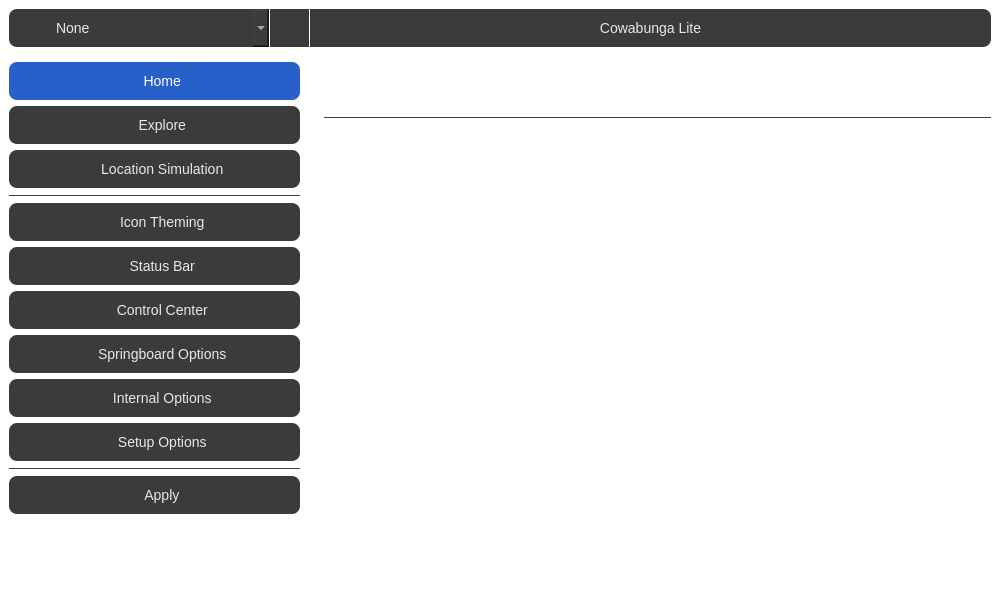
leminlimez/CowabungaLitePy, file mainwindow.ui: the form before one commit.
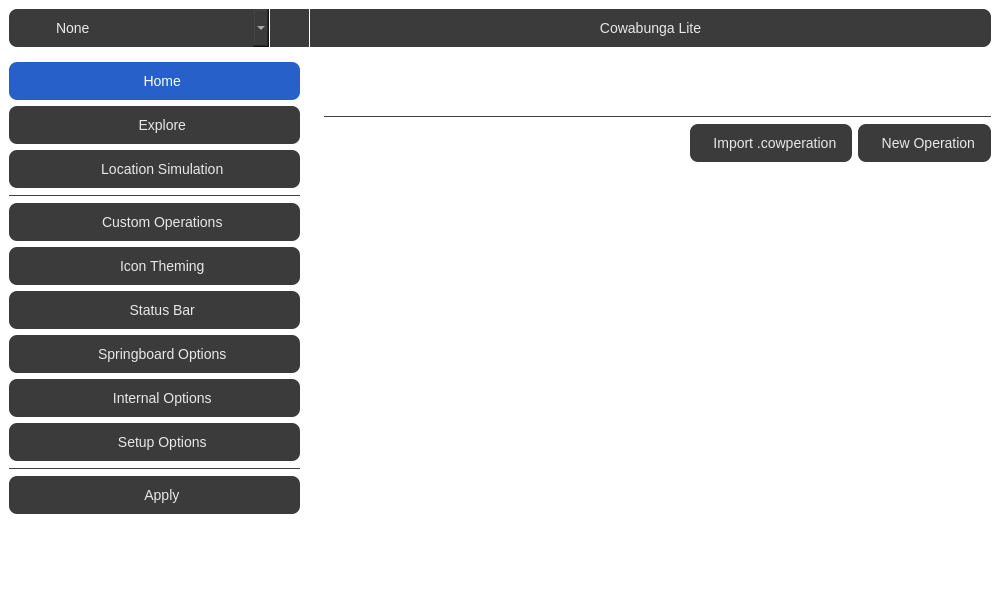
The form after the commit. The open tabs and pages were chosen to show the change. Icons and pictures are not drawn.

Commit message: start custom operations ui

The edit to the form file:
```diff
--- a/mainwindow.ui
+++ b/mainwindow.ui
@@ -505,6 +505,35 @@
             </property>
            </widget>
           </item>
+          <item>
+           <widget class="QToolButton" name="customOperationsPageBtn">
+            <property name="sizePolicy">
+             <sizepolicy hsizetype="Expanding" vsizetype="Fixed">
+              <horstretch>0</horstretch>
+              <verstretch>0</verstretch>
+             </sizepolicy>
+            </property>
+            <property name="text">
+             <string>    Custom Operations</string>
+            </property>
+            <property name="icon">
+             <iconset resource="resources.qrc">
+              <normaloff>:/icon/pencil.svg</normaloff>:/icon/pencil.svg</iconset>
+            </property>
+            <property name="checkable">
+             <bool>true</bool>
+            </property>
+            <property name="autoExclusive">
+             <bool>true</bool>
+            </property>
+            <property name="toolButtonStyle">
+             <enum>Qt::ToolButtonTextBesideIcon</enum>
+            </property>
+            <property name="cls" stdset="0">
+             <string>sidebarBtn</string>
+            </property>
+           </widget>
+          </item>
           <item>
            <widget class="QToolButton" name="themesPageBtn">
             <property name="sizePolicy">
@@ -566,35 +595,6 @@
             </property>
            </widget>
           </item>
-          <item>
-           <widget class="QToolButton" name="controlCenterPageBtn">
-            <property name="sizePolicy">
-             <sizepolicy hsizetype="Expanding" vsizetype="Fixed">
-              <horstretch>0</horstretch>
-              <verstretch>0</verstretch>
-             </sizepolicy>
-            </property>
-            <property name="text">
-             <string>    Control Center</string>
-            </property>
-            <property name="icon">
-             <iconset resource="resources.qrc">
-              <normaloff>:/icon/toggles.svg</normaloff>:/icon/toggles.svg</iconset>
-            </property>
-            <property name="checkable">
-             <bool>true</bool>
-            </property>
-            <property name="autoExclusive">
-             <bool>true</bool>
-            </property>
-            <property name="toolButtonStyle">
-             <enum>Qt::ToolButtonTextBesideIcon</enum>
-            </property>
-            <property name="cls" stdset="0">
-             <string>sidebarBtn</string>
-            </property>
-           </widget>
-          </item>
           <item>
            <widget class="QToolButton" name="springboardOptionsPageBtn">
             <property name="sizePolicy">
@@ -3326,7 +3326,7 @@
               </item>
              </layout>
             </widget>
-            <widget class="QWidget" name="controlCenterPage">
+            <widget class="QWidget" name="customOperationsPage">
              <layout class="QVBoxLayout" name="verticalLayout_20">
               <property name="leftMargin">
                <number>0</number>
@@ -3374,7 +3374,13 @@
                    </property>
                    <property name="icon">
                     <iconset resource="resources.qrc">
-                     <normaloff>:/icon/toggles.svg</normaloff>:/icon/toggles.svg</iconset>
+                     <normaloff>:/icon/pencil.svg</normaloff>:/icon/pencil.svg</iconset>
+                   </property>
+                   <property name="iconSize">
+                    <size>
+                     <width>25</width>
+                     <height>25</height>
+                    </size>
                    </property>
                   </widget>
                  </item>
@@ -3397,7 +3403,7 @@
                      <number>0</number>
                     </property>
                     <item>
-                     <widget class="QLabel" name="controlCenterLbl">
+                     <widget class="QLabel" name="customOperationsLbl">
                       <property name="font">
                        <font>
                         <pointsize>-1</pointsize>
@@ -3405,14 +3411,14 @@
                        </font>
                       </property>
                       <property name="text">
-                       <string>Control Center</string>
+                       <string>Custom Operations</string>
                       </property>
                      </widget>
                     </item>
                     <item>
-                     <widget class="QCheckBox" name="controlCenterEnabledChk">
+                     <widget class="QLabel" name="label_14">
                       <property name="text">
-                       <string>Modify</string>
+                       <string/>
                       </property>
                      </widget>
                     </item>
@@ -3451,7 +3457,7 @@
                </widget>
               </item>
               <item>
-               <widget class="QWidget" name="controlCenterPageContent" native="true">
+               <widget class="QWidget" name="customOperationsPageContent" native="true">
                 <property name="enabled">
                  <bool>false</bool>
                 </property>
@@ -3469,24 +3475,104 @@
                   <number>0</number>
                  </property>
                  <item>
-                  <widget class="QCheckBox" name="hideConferenceModulesChk">
-                   <property name="text">
-                    <string>Hide &quot;Video Effects&quot; and &quot;Mic Mode&quot; Modules</string>
+                  <layout class="QHBoxLayout" name="customOpsTopBtns">
+                   <property name="spacing">
+                    <number>-1</number>
                    </property>
-                  </widget>
+                   <property name="bottomMargin">
+                    <number>0</number>
+                   </property>
+                   <item>
+                    <spacer name="horizontalSpacer_17">
+                     <property name="orientation">
+                      <enum>Qt::Horizontal</enum>
+                     </property>
+                     <property name="sizeHint" stdset="0">
+                      <size>
+                       <width>40</width>
+                       <height>20</height>
+                      </size>
+                     </property>
+                    </spacer>
+                   </item>
+                   <item alignment="Qt::AlignLeft">
+                    <widget class="QToolButton" name="importOperationBtn">
+                     <property name="enabled">
+                      <bool>false</bool>
+                     </property>
+                     <property name="text">
+                      <string>  Import .cowperation</string>
+                     </property>
+                     <property name="icon">
+                      <iconset resource="resources.qrc">
+                       <normaloff>:/icon/import.svg</normaloff>:/icon/import.svg</iconset>
+                     </property>
+                     <property name="iconSize">
+                      <size>
+                       <width>20</width>
+                       <height>20</height>
+                      </size>
+                     </property>
+                     <property name="toolButtonStyle">
+                      <enum>Qt::ToolButtonTextBesideIcon</enum>
+                     </property>
+                    </widget>
+                   </item>
+                   <item alignment="Qt::AlignLeft">
+                    <widget class="QToolButton" name="newOperationBtn">
+                     <property name="enabled">
+                      <bool>false</bool>
+                     </property>
+                     <property name="sizePolicy">
+                      <sizepolicy hsizetype="Expanding" vsizetype="Fixed">
+                       <horstretch>0</horstretch>
+                       <verstretch>0</verstretch>
+                      </sizepolicy>
+                     </property>
+                     <property name="minimumSize">
+                      <size>
+                       <width>0</width>
+                       <height>35</height>
+                      </size>
+                     </property>
+                     <property name="text">
+                      <string>  New Operation</string>
+                     </property>
+                     <property name="icon">
+                      <iconset resource="resources.qrc">
+                       <normaloff>:/icon/plus.svg</normaloff>:/icon/plus.svg</iconset>
+                     </property>
+                     <property name="iconSize">
+                      <size>
+                       <width>16</width>
+                       <height>16</height>
+                      </size>
+                     </property>
+                     <property name="checkable">
+                      <bool>false</bool>
+                     </property>
+                     <property name="autoExclusive">
+                      <bool>true</bool>
+                     </property>
+                     <property name="toolButtonStyle">
+                      <enum>Qt::ToolButtonTextBesideIcon</enum>
+                     </property>
+                    </widget>
+                   </item>
+                  </layout>
                  </item>
                  <item>
-                  <spacer name="verticalSpacer_8">
-                   <property name="orientation">
-                    <enum>Qt::Vertical</enum>
+                  <widget class="QWidget" name="operationsCnt" native="true">
+                   <property name="enabled">
+                    <bool>false</bool>
                    </property>
-                   <property name="sizeHint" stdset="0">
-                    <size>
-                     <width>20</width>
-                     <height>40</height>
-                    </size>
+                   <property name="sizePolicy">
+                    <sizepolicy hsizetype="Expanding" vsizetype="Expanding">
+                     <horstretch>0</horstretch>
+                     <verstretch>0</verstretch>
+                    </sizepolicy>
                    </property>
-                  </spacer>
+                  </widget>
                  </item>
                 </layout>
                </widget>
```
The commit also changes 8 other files.
